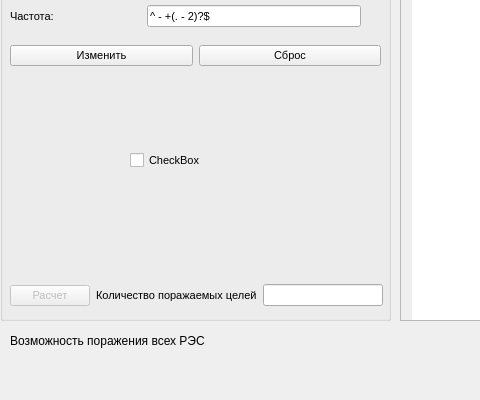
Old version of the form mainwindow.ui in the repository businessausage/v22; both pictures show x 0 to 480 and y 230 to 630 of the 800 by 630 pixel window.
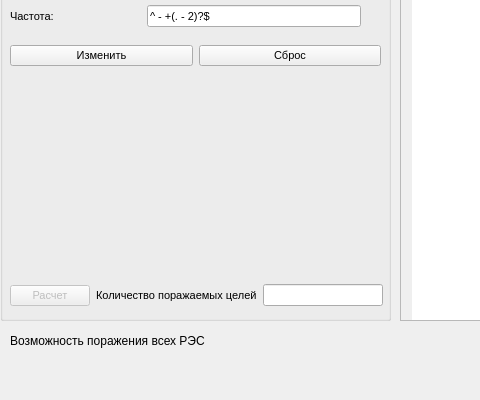
New version of the form.

Commit message: clear v.2.0

The edit to the form file:
```diff
--- a/mainwindow.ui
+++ b/mainwindow.ui
@@ -430,19 +430,6 @@
       </item>
      </layout>
     </widget>
-    <widget class="QCheckBox" name="checkBox">
-     <property name="geometry">
-      <rect>
-       <x>130</x>
-       <y>240</y>
-       <width>75</width>
-       <height>20</height>
-      </rect>
-     </property>
-     <property name="text">
-      <string>CheckBox</string>
-     </property>
-    </widget>
    </widget>
    <widget class="QWidget" name="layoutWidget">
     <property name="geometry">
```
